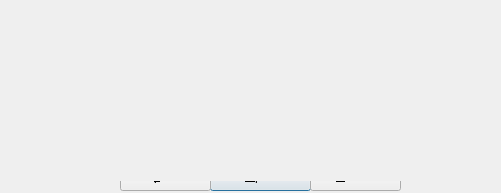
Above: zuluMount-gui/keydialog.ui from mhogomchungu/zuluCrypt before the change. Below: the same form after it.
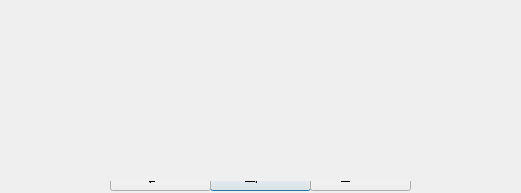
That is the form after the change.

Commit message: fine tune a window

```diff
--- a/zuluMount-gui/keydialog.ui
+++ b/zuluMount-gui/keydialog.ui
@@ -6,7 +6,7 @@
    <rect>
     <x>0</x>
     <y>0</y>
-    <width>501</width>
+    <width>521</width>
     <height>193</height>
    </rect>
   </property>
@@ -37,7 +37,7 @@
     <rect>
      <x>310</x>
      <y>160</y>
-     <width>91</width>
+     <width>101</width>
      <height>31</height>
     </rect>
    </property>
@@ -69,7 +69,7 @@
     <rect>
      <x>110</x>
      <y>130</y>
-     <width>291</width>
+     <width>301</width>
      <height>31</height>
     </rect>
    </property>
@@ -77,7 +77,7 @@
   <widget class="QPushButton" name="pbkeyOption">
    <property name="geometry">
     <rect>
-     <x>400</x>
+     <x>410</x>
      <y>130</y>
      <width>31</width>
      <height>31</height>
@@ -109,7 +109,7 @@
   <widget class="QPushButton" name="pbOpenMountPoint">
    <property name="geometry">
     <rect>
-     <x>400</x>
+     <x>410</x>
      <y>20</y>
      <width>31</width>
      <height>31</height>
@@ -124,7 +124,7 @@
     <rect>
      <x>110</x>
      <y>20</y>
-     <width>291</width>
+     <width>301</width>
      <height>31</height>
     </rect>
    </property>
@@ -132,9 +132,9 @@
   <widget class="QCheckBox" name="checkBoxOpenReadOnly">
    <property name="geometry">
     <rect>
-     <x>120</x>
+     <x>140</x>
      <y>50</y>
-     <width>281</width>
+     <width>271</width>
      <height>31</height>
     </rect>
    </property>
@@ -145,9 +145,9 @@
   <widget class="QCheckBox" name="checkBoxShareMountPoint">
    <property name="geometry">
     <rect>
-     <x>120</x>
+     <x>140</x>
      <y>70</y>
-     <width>281</width>
+     <width>271</width>
      <height>31</height>
     </rect>
    </property>
@@ -158,9 +158,9 @@
   <widget class="QPushButton" name="pbOptions">
    <property name="geometry">
     <rect>
-     <x>120</x>
+     <x>110</x>
      <y>160</y>
-     <width>91</width>
+     <width>101</width>
      <height>31</height>
     </rect>
    </property>
@@ -173,7 +173,7 @@
     <rect>
      <x>110</x>
      <y>100</y>
-     <width>291</width>
+     <width>301</width>
      <height>31</height>
     </rect>
    </property>
@@ -183,7 +183,7 @@
     <rect>
      <x>10</x>
      <y>10</y>
-     <width>481</width>
+     <width>501</width>
      <height>171</height>
     </rect>
    </property>
```
